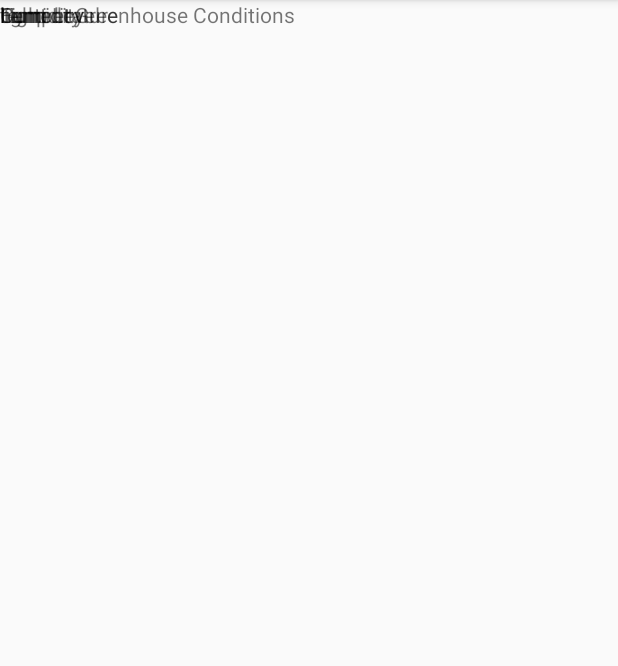
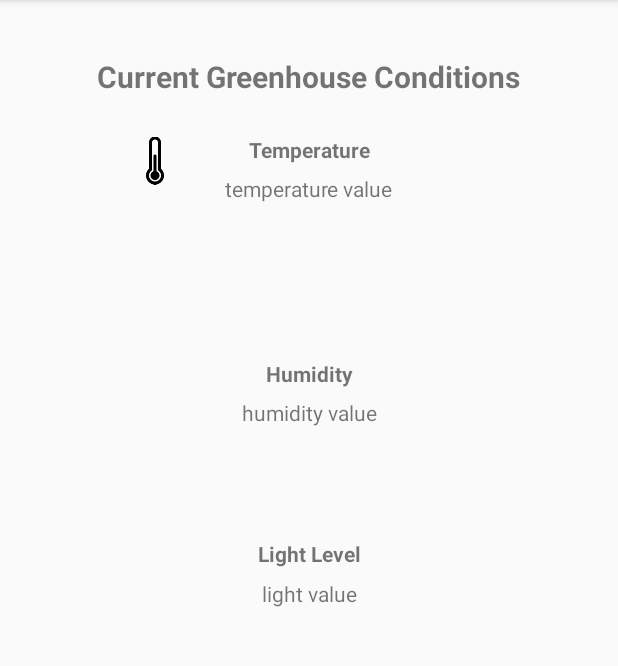
Before and after one commit to sarahcolborne/Greenhouse-Group-10, an Android app: the screen it shows after launch (MainActivity), on a phone screen of 412 x 824 dp, the part 84-750 px from its top. Run offline under Robolectric (Android 15) with nearby library versions, the phone set to English and light mode, and no system bars.

Commit message:
UI progress

```diff
--- a/app/src/main/res/layout/activity_main.xml
+++ b/app/src/main/res/layout/activity_main.xml
@@ -11,55 +11,107 @@
         android:layout_width="wrap_content"
         android:layout_height="wrap_content"
         android:text="Temperature"
+        android:textStyle="bold"
         tools:layout_editor_absoluteX="152dp"
-        tools:layout_editor_absoluteY="53dp" />
+        tools:layout_editor_absoluteY="53dp"
+        app:layout_constraintBottom_toBottomOf="parent"
+        app:layout_constraintLeft_toLeftOf="parent"
+        app:layout_constraintRight_toRightOf="parent"
+        app:layout_constraintTop_toTopOf="parent"
+        app:layout_constraintVertical_bias="0.120"/>
+
+    <ImageView
+        android:id="@+id/imageView1"
+        android:layout_width="32dp"
+        android:layout_height="39dp"
+        android:adjustViewBounds="true"
+        android:src="@drawable/thermometer"
+        tools:layout_editor_absoluteY="60dp"
+        tools:layout_editor_absoluteX="103dp"
+        app:layout_constraintBottom_toBottomOf="parent"
+        app:layout_constraintLeft_toLeftOf="parent"
+        app:layout_constraintRight_toRightOf="parent"
+        app:layout_constraintTop_toTopOf="parent"
+        app:layout_constraintVertical_bias="0.120"
+        app:layout_constraintHorizontal_bias="0.230" />
+
 
     <TextView
         android:id="@+id/CurrHumidityTitle"
         android:layout_width="wrap_content"
         android:layout_height="wrap_content"
         android:text="Humidity"
+        android:textStyle="bold"
         tools:layout_editor_absoluteX="167dp"
-        tools:layout_editor_absoluteY="173dp" />
+        tools:layout_editor_absoluteY="173dp"
+        app:layout_constraintBottom_toBottomOf="parent"
+        app:layout_constraintLeft_toLeftOf="parent"
+        app:layout_constraintRight_toRightOf="parent"
+        app:layout_constraintTop_toTopOf="parent"
+        app:layout_constraintVertical_bias="0.320"/>
 
     <TextView
         android:id="@+id/CurrGreenhouseTitle"
         android:layout_width="wrap_content"
         android:layout_height="wrap_content"
         android:text="Current Greenhouse Conditions"
+        android:textSize="20sp"
+        android:textStyle="bold"
         tools:layout_editor_absoluteX="95dp"
-        tools:layout_editor_absoluteY="16dp" />
+        tools:layout_editor_absoluteY="16dp"
+        app:layout_constraintBottom_toBottomOf="parent"
+        app:layout_constraintLeft_toLeftOf="parent"
+        app:layout_constraintRight_toRightOf="parent"
+        app:layout_constraintTop_toTopOf="parent"
+        app:layout_constraintVertical_bias="0.050"/>
 
     <TextView
         android:id="@+id/CurrLightTitle"
         android:layout_width="wrap_content"
         android:layout_height="wrap_content"
         android:text="Light Level"
+        android:textStyle="bold"
         tools:layout_editor_absoluteX="163dp"
-        tools:layout_editor_absoluteY="289dp" />
+        tools:layout_editor_absoluteY="289dp"
+        app:layout_constraintBottom_toBottomOf="parent"
+        app:layout_constraintLeft_toLeftOf="parent"
+        app:layout_constraintRight_toRightOf="parent"
+        app:layout_constraintTop_toTopOf="parent"
+        app:layout_constraintVertical_bias="0.480"/>
 
     <TextView
         android:id="@+id/valueCurrHumidity"
         android:layout_width="wrap_content"
         android:layout_height="wrap_content"
-        android:text="humidity"
-        tools:layout_editor_absoluteX="166dp"
-        tools:layout_editor_absoluteY="209dp" />
+        android:text="humidity value"
+        app:layout_constraintBottom_toBottomOf="parent"
+        app:layout_constraintLeft_toLeftOf="parent"
+        app:layout_constraintRight_toRightOf="parent"
+        app:layout_constraintTop_toTopOf="parent"
+        app:layout_constraintVertical_bias="0.354"
+        app:layout_constraintHorizontal_bias="0.501" />
 
     <TextView
         android:id="@+id/valueCurrLight"
         android:layout_width="wrap_content"
         android:layout_height="wrap_content"
-        android:text="light"
-        tools:layout_editor_absoluteX="179dp"
-        tools:layout_editor_absoluteY="323dp" />
+        android:text="light value"
+        app:layout_constraintBottom_toBottomOf="parent"
+        app:layout_constraintLeft_toLeftOf="parent"
+        app:layout_constraintRight_toRightOf="parent"
+        app:layout_constraintTop_toTopOf="parent"
+        app:layout_constraintHorizontal_bias="0.501"
+        app:layout_constraintVertical_bias="0.516" />
 
     <TextView
         android:id="@+id/valueCurrTemp"
         android:layout_width="wrap_content"
         android:layout_height="wrap_content"
-        android:text="temp"
-        tools:layout_editor_absoluteX="176dp"
-        tools:layout_editor_absoluteY="86dp" />
+        android:text="temperature value"
+        app:layout_constraintBottom_toBottomOf="parent"
+        app:layout_constraintLeft_toLeftOf="parent"
+        app:layout_constraintRight_toRightOf="parent"
+        app:layout_constraintTop_toTopOf="parent"
+        app:layout_constraintVertical_bias="0.155"/>
 
 </android.support.constraint.ConstraintLayout>
```
Also changed, not shown: app/src/main/res/drawable/thermometer.png (added).
